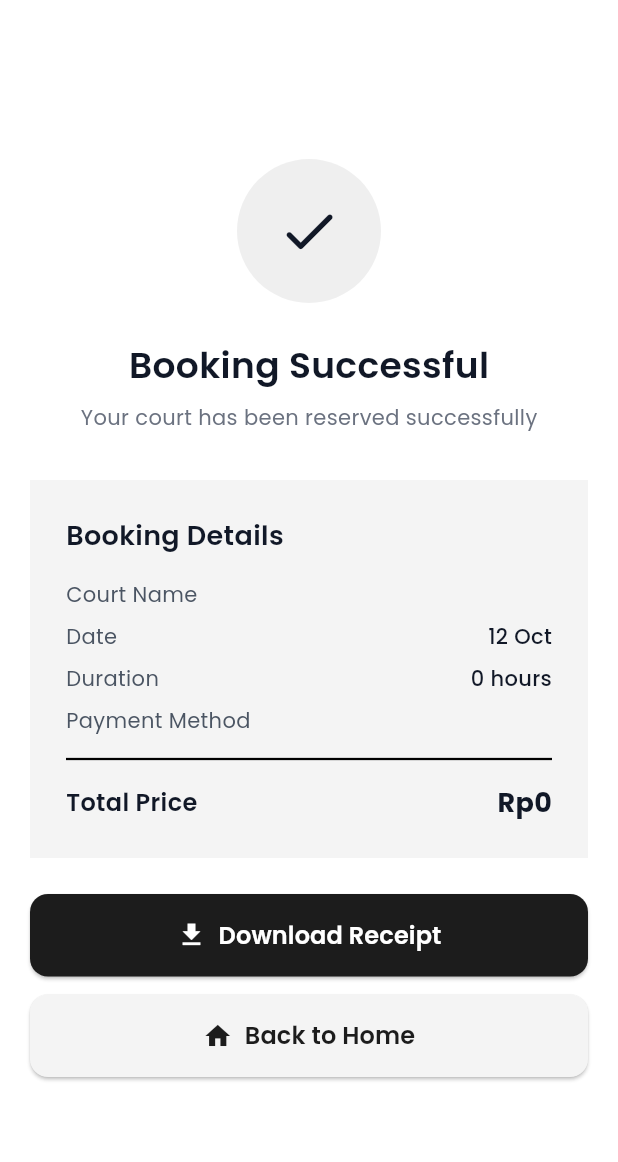
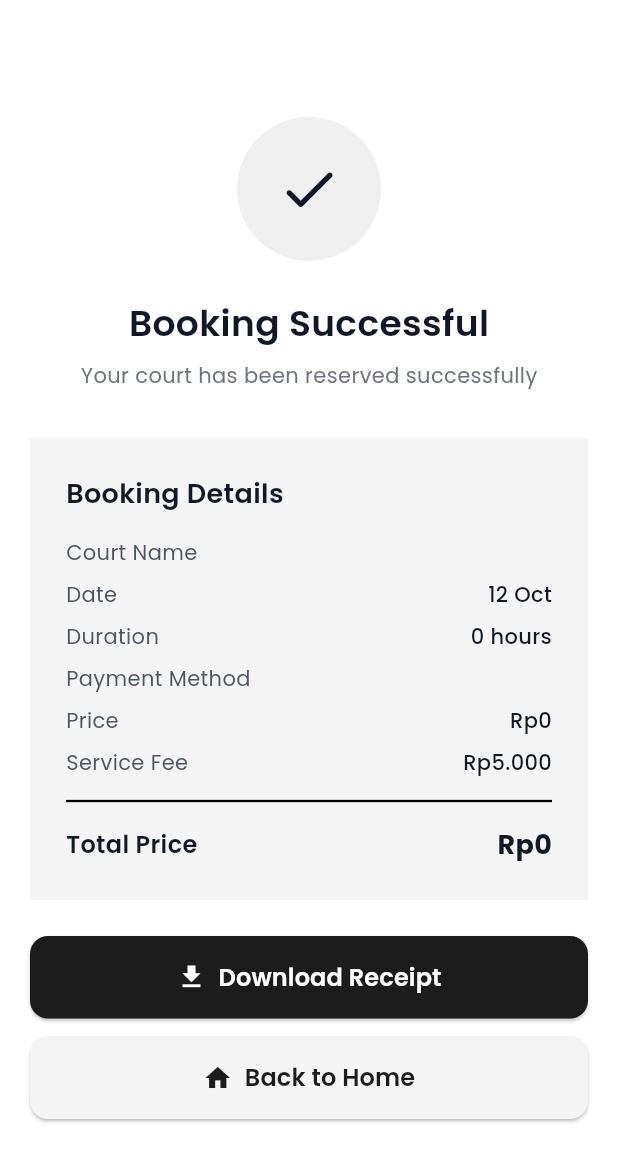
Before and after one commit to naylaqanitaalifia/Courtly, a Flutter app: the BookingReceiptPage screen opened directly with empty values, on a phone screen of 412 x 824 dp. Shown: the top 1162 px of the screen. Run offline on Flutter 3.47's test engine with Material 3 defaults, Android fonts, the phone set to English and light mode, and no system bars; our stand-ins replace google_fonts, printing, shared_preferences; accounts and stored records are empty.

Commit message:
update booking receipt

```diff
--- a/lib/main.dart
+++ b/lib/main.dart
@@ -1,15 +1,15 @@
 import 'package:flutter/material.dart';
 import 'package:flutter/services.dart';
 import 'package:sewa_lapangan_app/pages/landing_page.dart';
-import 'package:shared_preferences/shared_preferences.dart';
+// import 'package:shared_preferences/shared_preferences.dart';
 
-void main() async {
+void main() {
   WidgetsFlutterBinding.ensureInitialized();
 
-  // SystemChrome.setEnabledSystemUIMode(SystemUiMode.immersiveSticky);
+  SystemChrome.setEnabledSystemUIMode(SystemUiMode.immersiveSticky);
 
-  final prefs = await SharedPreferences.getInstance();
-  await prefs.clear();
+  // final prefs = await SharedPreferences.getInstance();
+  // await prefs.clear();
 
   runApp(const MyApp());
 }
--- a/lib/pages/booking_receipt_page.dart
+++ b/lib/pages/booking_receipt_page.dart
@@ -26,6 +26,8 @@ class BookingReceiptPage extends StatefulWidget {
 }
 
 class _BookingReceiptPageState extends State<BookingReceiptPage> {
+  final int serviceFee = 5000;
+
   @override
   Widget build(BuildContext context) {
     return Scaffold(
@@ -171,6 +173,50 @@ class _BookingReceiptPageState extends State<BookingReceiptPage> {
                         ),
                       ],
                     ),
+                    const SizedBox(height: 8),
+                    Row(
+                      mainAxisAlignment: MainAxisAlignment.spaceBetween,
+                      children: [
+                        Text(
+                          "Price",
+                          style: GoogleFonts.poppins(
+                            fontSize: 14,
+                            fontWeight: FontWeight.w400,
+                            color: const Color(0xFF4B5563),
+                          ),
+                        ),
+                        Text(
+                          "Rp${formatRupiah(widget.package.price)}",
+                          style: GoogleFonts.poppins(
+                            fontSize: 14,
+                            fontWeight: FontWeight.w500,
+                            color: const Color(0xFF111827),
+                          ),
+                        ),
+                      ],
+                    ),
+                    const SizedBox(height: 8),
+                    Row(
+                      mainAxisAlignment: MainAxisAlignment.spaceBetween,
+                      children: [
+                        Text(
+                          "Service Fee",
+                          style: GoogleFonts.poppins(
+                            fontSize: 14,
+                            fontWeight: FontWeight.w400,
+                            color: const Color(0xFF4B5563),
+                          ),
+                        ),
+                        Text(
+                          "Rp${formatRupiah(serviceFee)}",
+                          style: GoogleFonts.poppins(
+                            fontSize: 14,
+                            fontWeight: FontWeight.w500,
+                            color: const Color(0xFF111827),
+                          ),
+                        ),
+                      ],
+                    ),
                     const Divider(
                       color: Colors.black,
                       thickness: 1.5,
--- a/lib/pages/history_page.dart
+++ b/lib/pages/history_page.dart
@@ -421,7 +421,7 @@ class _HistoryPageState extends State<HistoryPage> {
     return Scaffold(
       backgroundColor: Colors.white,
       appBar: CustomAppBar(
-        title: "Payment History",
+        title: "Order History",
         showBottomLine: true,
         actions: [
           Padding(
```
